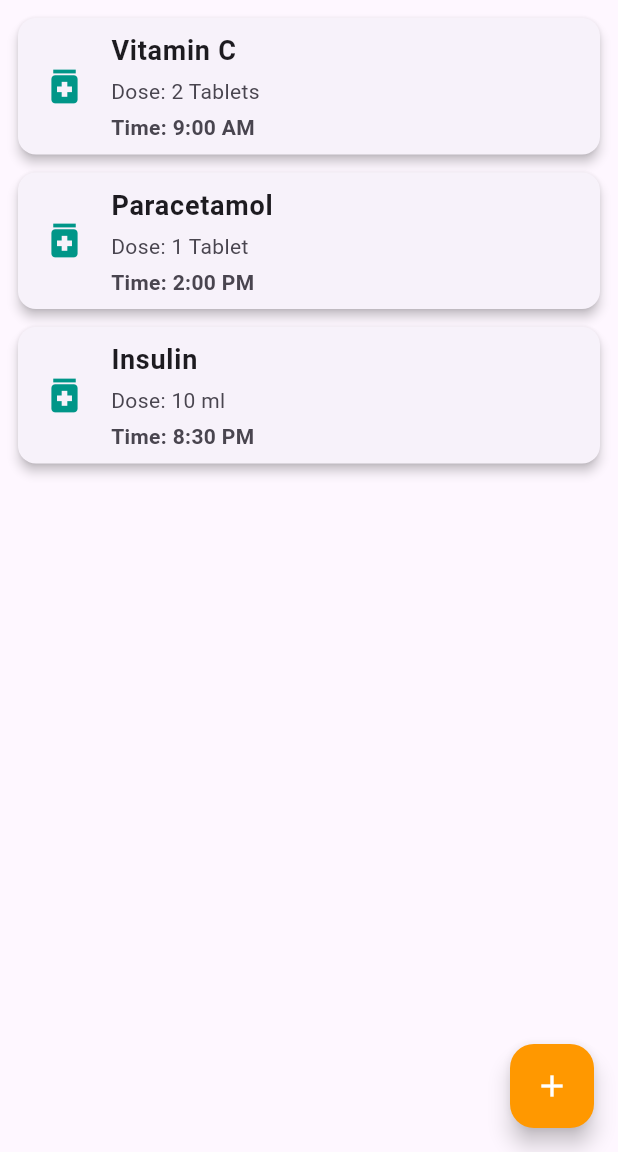
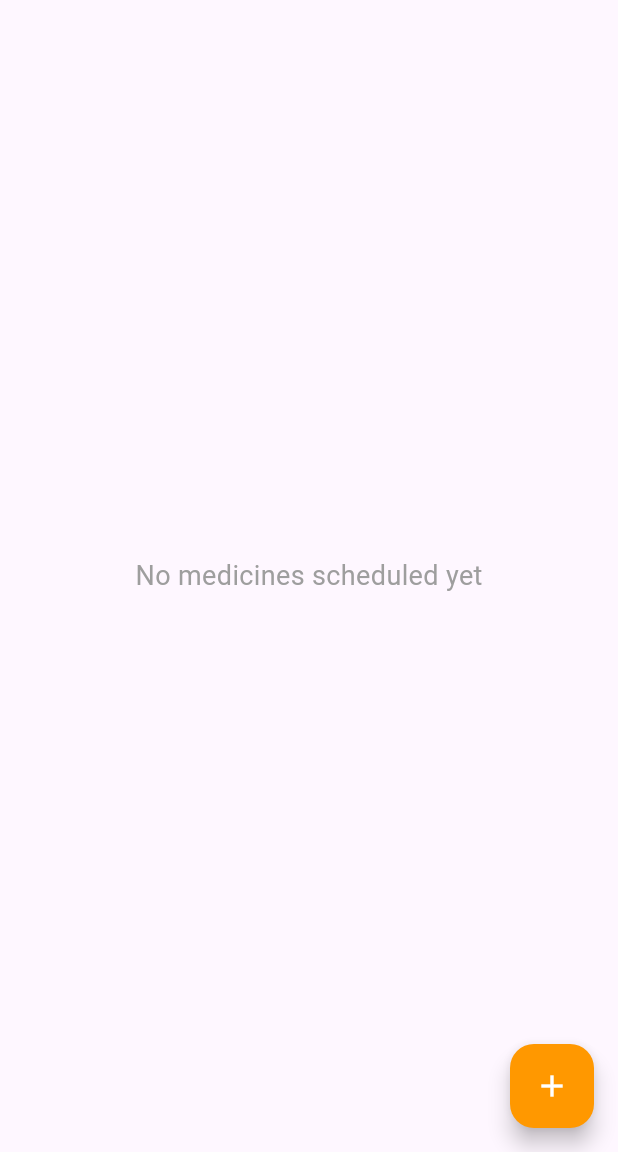
Before and after one commit to SWASTIKA567/medicine_alarm_app, a Flutter app: the screen it shows after launch, on a phone screen of 412 x 824 dp, the part 84-1236 px from its top. Run offline on Flutter 3.47's test engine with Material 3 defaults, Android fonts, the phone set to English and light mode, and no system bars; our stand-ins replace hive, hive_flutter; accounts and stored records are empty.

Commit message:
integrate Hive local storage and connect home screen to real data

```diff
--- a/lib/home_screen.dart
+++ b/lib/home_screen.dart
@@ -1,41 +1,14 @@
 import 'package:flutter/material.dart';
-
-class Medicine {
-  final String name;
-  final String dose;
-  final TimeOfDay time;
-
-  Medicine({required this.name, required this.dose, required this.time});
-}
+import 'package:hive/hive.dart';
+import '../models/medicine_model.dart';
+import 'package:hive_flutter/hive_flutter.dart';
 
 class HomeScreen extends StatelessWidget {
-  HomeScreen({super.key});
-
-  final List<Medicine> medicines = [
-    Medicine(
-      name: "Paracetamol",
-      dose: "1 Tablet",
-      time: const TimeOfDay(hour: 14, minute: 0),
-    ),
-    Medicine(
-      name: "Vitamin C",
-      dose: "2 Tablets",
-      time: const TimeOfDay(hour: 9, minute: 0),
-    ),
-    Medicine(
-      name: "Insulin",
-      dose: "10 ml",
-      time: const TimeOfDay(hour: 20, minute: 30),
-    ),
-  ];
+  const HomeScreen({super.key});
 
   @override
   Widget build(BuildContext context) {
-    medicines.sort((a, b) {
-      final aMinutes = a.time.hour * 60 + a.time.minute;
-      final bMinutes = b.time.hour * 60 + b.time.minute;
-      return aMinutes.compareTo(bMinutes);
-    });
+    final box = Hive.box<Medicine>('medicines');
 
     return Scaffold(
       appBar: AppBar(
@@ -47,14 +20,27 @@ class HomeScreen extends StatelessWidget {
         onPressed: () {},
         child: const Icon(Icons.add, color: Colors.white),
       ),
-      body: medicines.isEmpty
-          ? const Center(
+      body: ValueListenableBuilder(
+        valueListenable: box.listenable(),
+        builder: (context, Box<Medicine> box, _) {
+          final medicines = box.values.toList();
+
+          medicines.sort((a, b) {
+            final aMinutes = a.hour * 60 + a.minute;
+            final bMinutes = b.hour * 60 + b.minute;
+            return aMinutes.compareTo(bMinutes);
+          });
+
+          if (medicines.isEmpty) {
+            return const Center(
               child: Text(
                 "No medicines scheduled yet",
                 style: TextStyle(fontSize: 18, color: Colors.grey),
               ),
-            )
-          : ListView.builder(
+            );
+          }
+
+          return ListView.builder(
             padding: const EdgeInsets.all(12),
             itemCount: medicines.length,
             itemBuilder: (context, index) {
@@ -86,7 +72,7 @@ class HomeScreen extends StatelessWidget {
                       Text("Dose: ${med.dose}"),
                       const SizedBox(height: 4),
                       Text(
-                          "Time: ${med.time.format(context)}",
+                        "Time: ${TimeOfDay(hour: med.hour, minute: med.minute).format(context)}",
                         style: const TextStyle(fontWeight: FontWeight.w600),
                       ),
                     ],
@@ -94,6 +80,8 @@ class HomeScreen extends StatelessWidget {
                 ),
               );
             },
+          );
+        },
       ),
     );
   }
--- /dev/null
+++ b/lib/models/medicine_model.dart
@@ -0,0 +1,38 @@
+import 'package:hive/hive.dart';
+
+class Medicine {
+  String name;
+  String dose;
+  int hour;
+  int minute;
+
+  Medicine({
+    required this.name,
+    required this.dose,
+    required this.hour,
+    required this.minute,
+  });
+}
+
+class MedicineAdapter extends TypeAdapter<Medicine> {
+  @override
+  final int typeId = 0;
+
+  @override
+  Medicine read(BinaryReader reader) {
+    return Medicine(
+      name: reader.readString(),
+      dose: reader.readString(),
+      hour: reader.readInt(),
+      minute: reader.readInt(),
+    );
+  }
+
+  @override
+  void write(BinaryWriter writer, Medicine obj) {
+    writer.writeString(obj.name);
+    writer.writeString(obj.dose);
+    writer.writeInt(obj.hour);
+    writer.writeInt(obj.minute);
+  }
+}
--- a/pubspec.yaml
+++ b/pubspec.yaml
@@ -31,13 +31,18 @@ dependencies:
   flutter:
     sdk: flutter
 
+
   # The following adds the Cupertino Icons font to your application.
   # Use with the CupertinoIcons class for iOS style icons.
   cupertino_icons: ^1.0.8
+  hive: ^2.2.3
+  hive_flutter: ^1.1.0
 
 dev_dependencies:
   flutter_test:
     sdk: flutter
+  hive_generator: ^2.0.1
+  build_runner: ^2.4.0
 
   # The "flutter_lints" package below contains a set of recommended lints to
   # encourage good coding practices. The lint set provided by the package is
```
Also changed, not shown: lib/main.dart (+8 -1 lines), pubspec.lock, 1 other file. Lines whose indentation alone changed are shown as unchanged.
